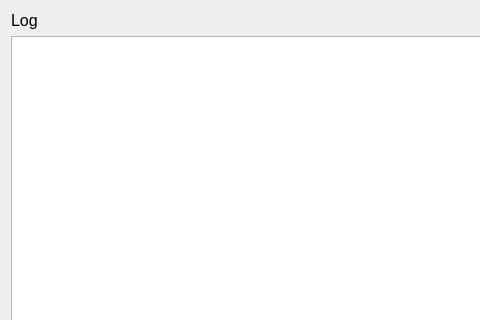
Qt form botfather/gui/botwidgets/botlogwidget.ui (botfatherio/botfather) before a commit; both pictures show x 0 to 480 and y 0 to 320 of the 792 by 524 pixel window.
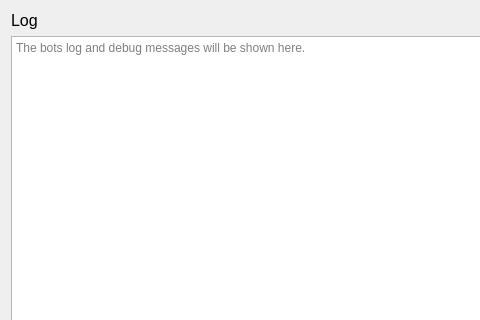
The same form after that commit.

Commit message: Add a placeholder message to the bot log widgets textfield

The edit to the form file:
```diff
--- a/botfather/gui/botwidgets/botlogwidget.ui
+++ b/botfather/gui/botwidgets/botlogwidget.ui
@@ -38,6 +38,9 @@
      <property name="readOnly">
       <bool>true</bool>
      </property>
+     <property name="placeholderText">
+      <string>The bots log and debug messages will be shown here.</string>
+     </property>
     </widget>
    </item>
    <item>
```
